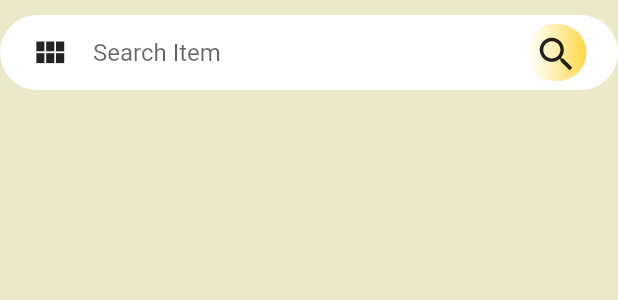
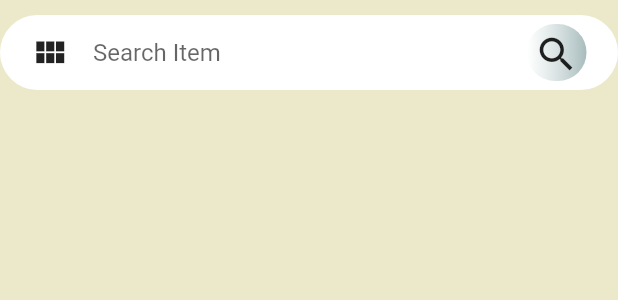
Before and after one commit to enesinky/houseinventory, a Flutter app: the SearchBox widget shown alone on an empty page, opened directly, on a phone screen of 412 x 824 dp. Shown: the top 300 px of the screen. Run offline on Flutter 3.47's test engine with Material 2 defaults, Android fonts, the phone set to English and light mode, and no system bars; our stand-ins replace shared_preferences; accounts and stored records are empty; statements that could not run were skipped.

Commit message:
style change

```diff
--- a/lib/widgets/search_box.dart
+++ b/lib/widgets/search_box.dart
@@ -57,7 +57,7 @@ class SearchBox extends StatelessWidget {
                 padding: EdgeInsets.all(5),
                 decoration: BoxDecoration(
                   gradient: LinearGradient(
-                      colors: [Colors.white70, Colors.amberAccent]),
+                      colors: [Colors.white70, Color(0xffA8BCBD)]),
                   borderRadius: BorderRadius.all(Radius.circular(20)),
                 ),
               )),
```
